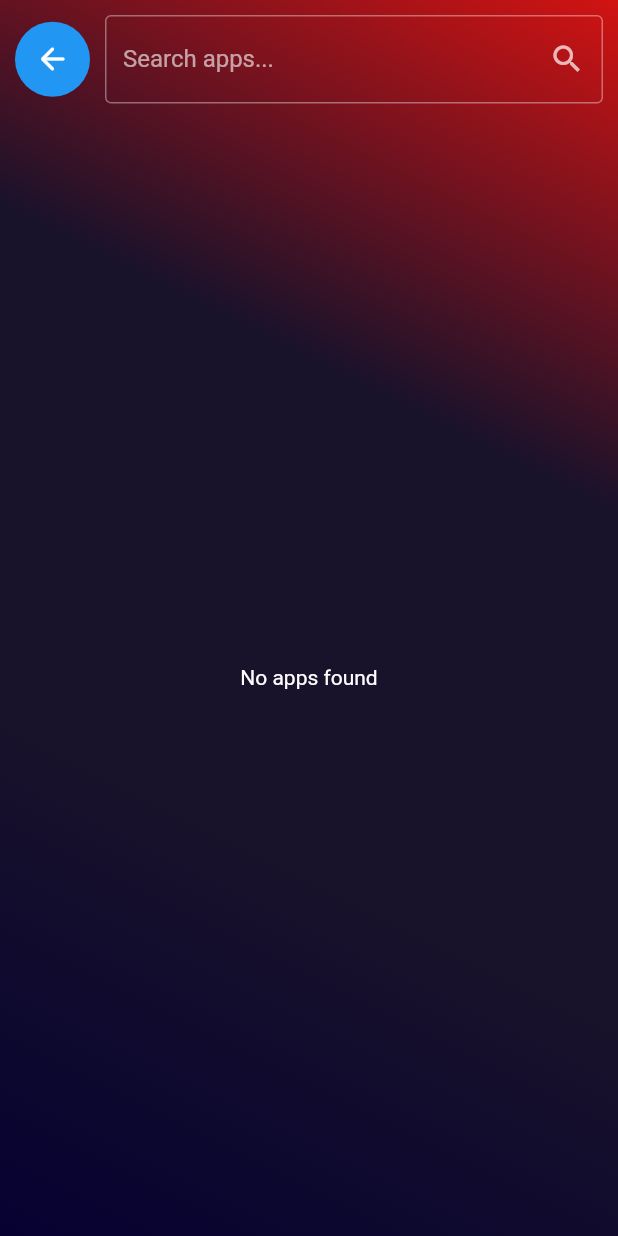
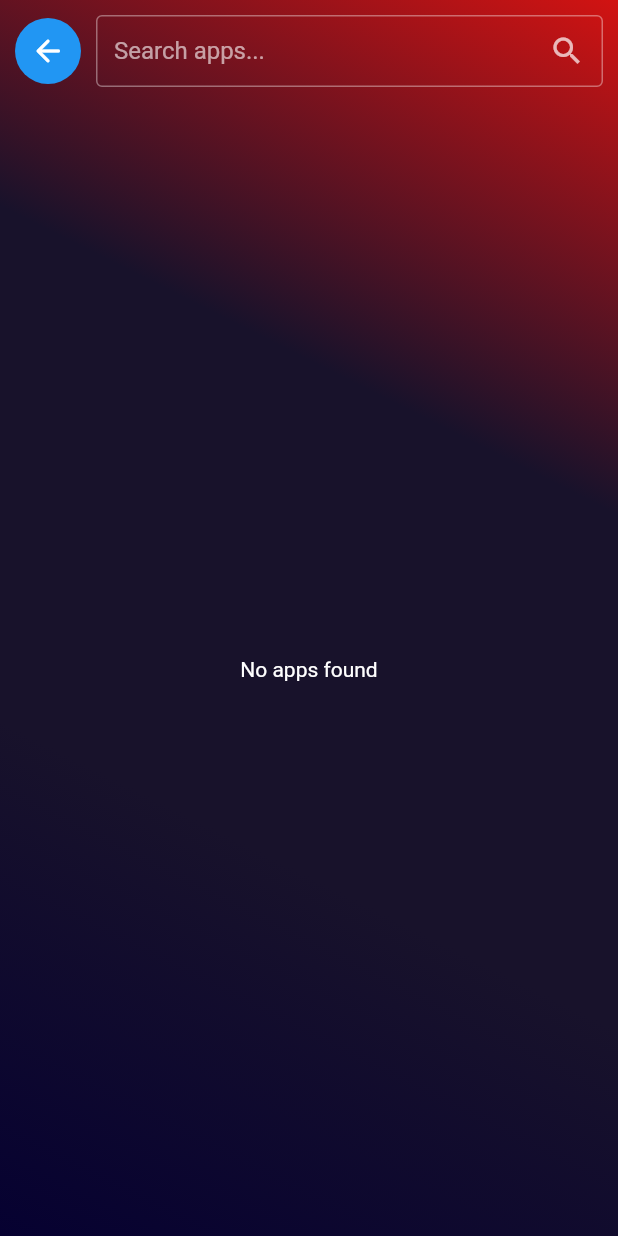
Before and after one commit to itssadil/Bi_Launcher, a Flutter app: the SearchPage screen opened directly, on a phone screen of 412 x 824 dp. Run offline on Flutter 3.47's test engine with Material 2 defaults, Android fonts, the phone set to English and light mode, and no system bars; our stand-ins replace cloud_firestore, firebase_core, rive, shared_preferences; missing offline and left inert: device_apps; accounts and stored records are empty.

Commit message:
Update search section

```diff
--- a/lib/pages/searchPage.dart
+++ b/lib/pages/searchPage.dart
@@ -66,6 +66,7 @@ class _SearchPageState extends State<SearchPage> {
               end: Alignment.topRight,
             ),
           ),
+          child: SafeArea(
             child: Column(
               children: [
                 Padding(
@@ -73,7 +74,7 @@ class _SearchPageState extends State<SearchPage> {
                   child: Row(
                     children: [
                       CircleAvatar(
-                      radius: 25,
+                        radius: 22,
                         backgroundColor: Colors.blue,
                         child: IconButton(
                           onPressed: () => Navigator.pop(context),
@@ -89,6 +90,8 @@ class _SearchPageState extends State<SearchPage> {
                           controller: _searchController,
                           onChanged: _search,
                           decoration: InputDecoration(
+                            contentPadding: EdgeInsets.symmetric(
+                                vertical: 8.0, horizontal: 12.0),
                             enabled: true,
                             label: Text('Search apps...'),
                             border: OutlineInputBorder(),
@@ -103,6 +106,7 @@ class _SearchPageState extends State<SearchPage> {
                 ),
                 Expanded(child: _buildBody()),
               ],
+            ),
           )),
     );
   }
```
Lines whose indentation alone changed are shown as unchanged.
